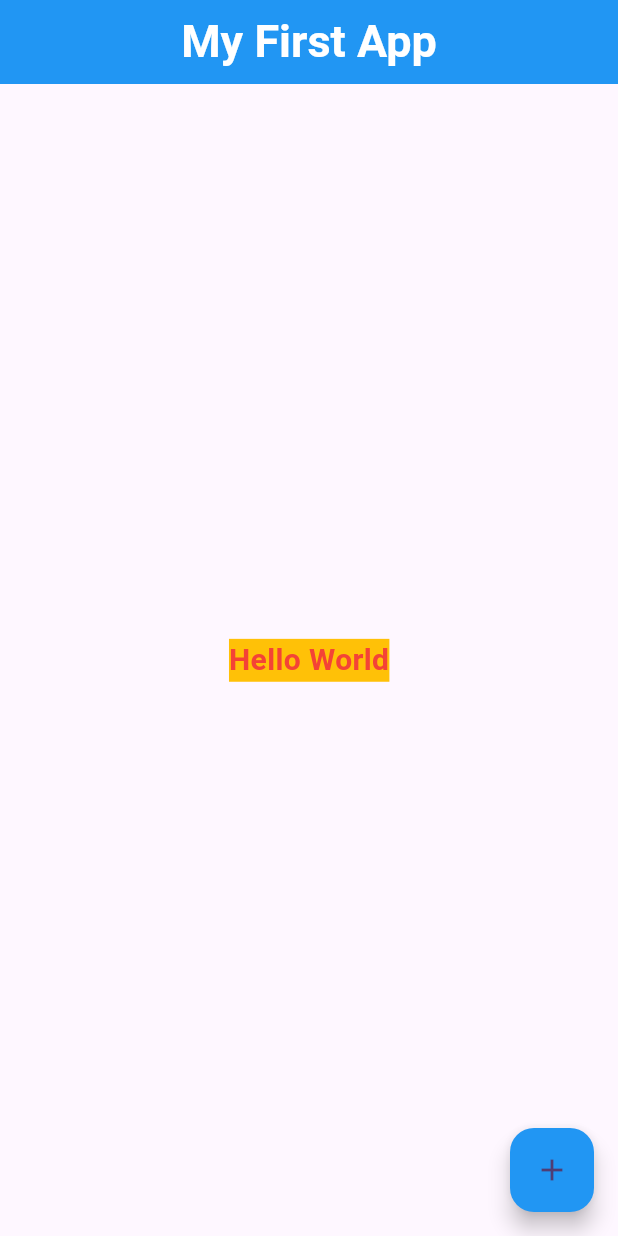
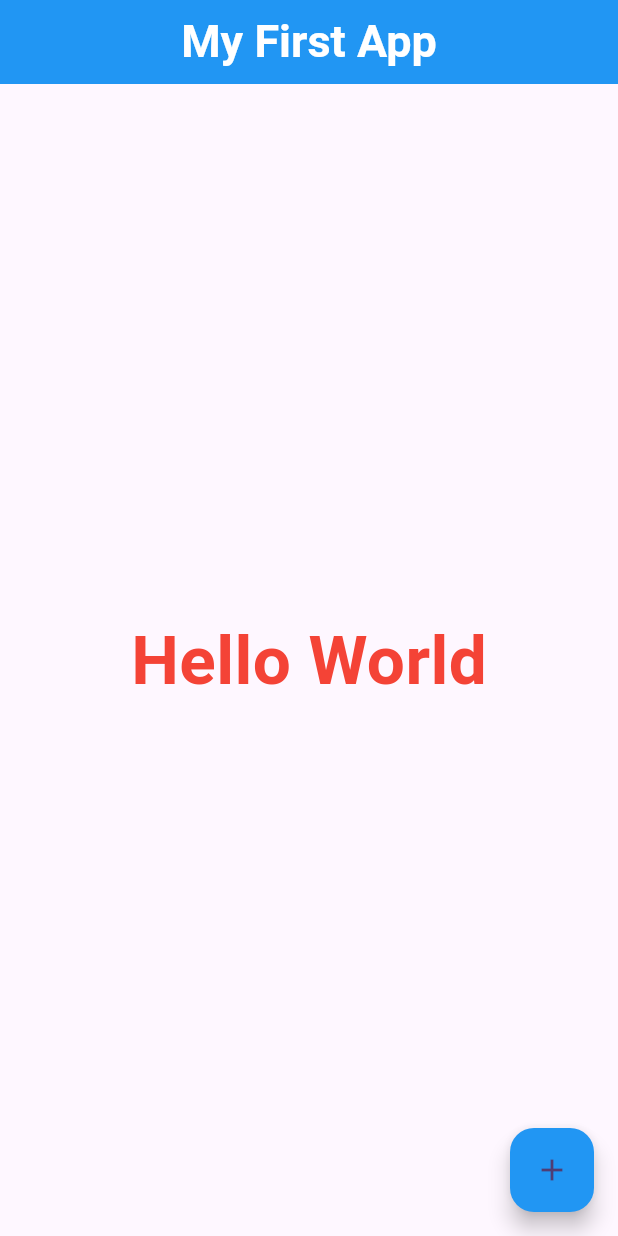
Before and after one commit to OmarGamalDev/flutter_revision_project, a Flutter app: the screen it shows after launch, on a phone screen of 412 x 824 dp. Run offline on Flutter 3.47's test engine with Material 3 defaults, Android fonts, the phone set to English and light mode, and no system bars.

Commit message:
change FontSize

```diff
--- a/lib/Flutter basics/flutter_basics.dart
+++ b/lib/Flutter basics/flutter_basics.dart
@@ -29,9 +29,8 @@ class FlutterBasics extends StatelessWidget {
           "Hello World",
           style: TextStyle(
             color: Colors.red,
-            fontSize: 20,
+            fontSize: 45,
             fontWeight: FontWeight.bold,
-            backgroundColor: Colors.amber,
           ),
         ),
       ),
--- a/lib/main.dart
+++ b/lib/main.dart
@@ -11,7 +11,6 @@ class MyApp extends StatelessWidget {
   Widget build(BuildContext context) {
     return MaterialApp(
       debugShowCheckedModeBanner: false,
-      title: 'Flutter Demo',
       theme: ThemeData(
         colorScheme: ColorScheme.fromSeed(seedColor: Colors.deepPurple),
       ),
```
